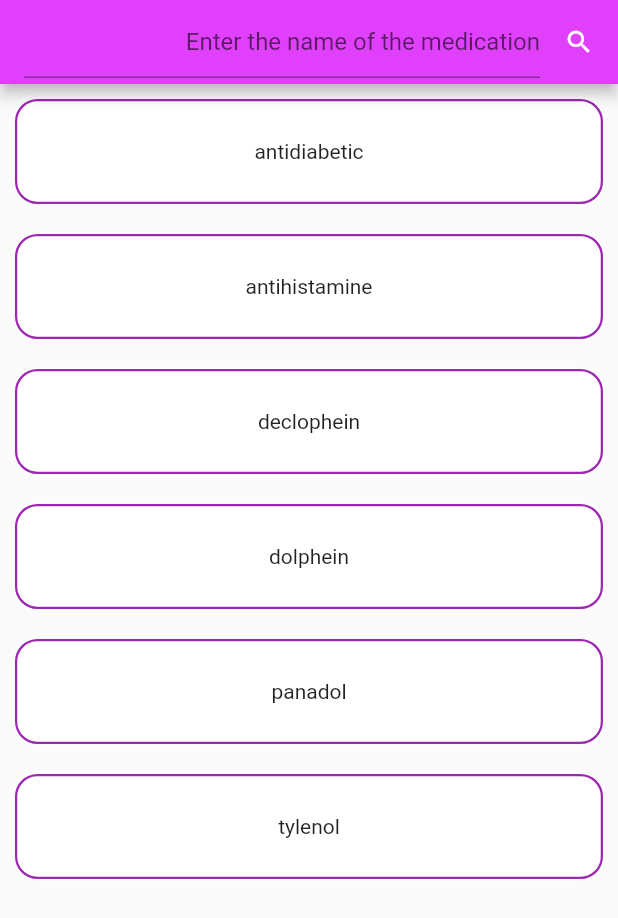
After one commit to mohamedelshamy6/Mini_Clinic_App, a Flutter app: the CategorySearch screen opened directly, on a phone screen of 412 x 824 dp. The commit adds this screen. Shown: the top 918 px of the screen. Run offline on Flutter 3.47's test engine with Material 2 defaults, Android fonts, the light colour scheme and no system bars; our stand-ins replace cloud_firestore, firebase_auth, firebase_core, firebase_storage, flutter_bloc, flutter_local_notifications and 4 more; accounts and stored records are empty; network calls fail.

Commit message:
23/12/2022 ebrahim { - add search.dart - add search_model.dart }

```diff
--- a/lib/ui/Screens/patient_view.dart
+++ b/lib/ui/Screens/patient_view.dart
@@ -1,6 +1,6 @@
 import 'package:flutter/material.dart';
-import 'package:mini_hospital/models/patients_model.dart';
 import 'package:mini_hospital/style/text_style.dart';
+import 'package:mini_hospital/ui/Screens/search.dart';
 import 'package:mini_hospital/view_models/single_patient_view_model.dart';
 import 'package:provider/provider.dart';
 
@@ -16,10 +16,10 @@
     final viewModel = context.read<SinglePatientViewModel>();
     final singlePatient = viewModel.singlePatient;
     return Scaffold(
+      backgroundColor: Colors.greenAccent,
       appBar: AppBar(
         iconTheme: const IconThemeData(color: Colors.black),
-        title:  Text("${singlePatient.name}"),
-
+        title: Text("${singlePatient.name}"),
         actions: [
           IconButton(
               onPressed: () {
@@ -28,7 +28,14 @@
                   return const HistoryView();
                 }));
               },
-              icon: const Icon(Icons.history))
+              icon: const Icon(Icons.history)), IconButton(
+              onPressed: () {
+                Navigator.of(context)
+                    .push(MaterialPageRoute(builder: (context) {
+                  return const CategorySearch();
+                }));
+              },
+              icon: const Icon(Icons.search)),
         ],
       ),
       body: Padding(
@@ -53,11 +60,11 @@
                       width: 2,
                     )),
                 padding: const EdgeInsets.all(5),
-                child: const Text(
-                    style: AppTextStyles.w700,
-                    'I have bla bla bla bla bla bla bla bla bla bla bla bla  bla bla bla bla bla bla bla bla bla bla bla bla '),
+                child: Text(
+                    style: AppTextStyles.w700, '${singlePatient.description}'),
               ),
             ),
+            const SizedBox(height: 30),
             Container(
               height: MediaQueryHelper.sizeFromHeight(context, 5),
               width: MediaQueryHelper.sizeFromWidth(context, 1),
@@ -94,7 +101,7 @@
             ),
             Padding(
               padding: const EdgeInsets.only(bottom: 10),
-              child: Container(
+              child: SizedBox(
                 width: MediaQuery.of(context).size.width,
                 child: addpres.isEmpty
                     ? const Padding(
@@ -119,7 +126,7 @@
                                 width: 2,
                               )),
                           padding: const EdgeInsets.all(5),
-                          child: Text('${addpres.last}',
+                          child: Text(addpres.last,
                               style: AppTextStyles.w700),
                         ),
                       ),
@@ -188,7 +195,7 @@
                 print(addpres);
               },
               child: const Text(
-                "Save",
+                "Submit",
                 style: AppTextStyles.w700,
               ),
             ),
@@ -214,3 +221,15 @@
 }
 
 List<String> addpres = [];
+List<List> medicines = [
+  ['name', "url"],
+  ['name', "url"],
+  ['name', "url"],
+  ['name', "url"],
+  ['name', "url"],
+  ['name', "url"],
+  ['name', "url"],
+  ['name', "url"],
+  ['name', "url"],
+  ['name', "url"],
+];
--- /dev/null
+++ b/lib/ui/Screens/search.dart
@@ -0,0 +1,270 @@
+import 'package:cloud_firestore/cloud_firestore.dart';
+import 'package:flutter/material.dart';
+import 'package:flutter/widgets.dart';
+
+import '../../models/search_model.dart';
+import '../../style/colors.dart';
+import '../../style/text_style.dart';
+import 'chats/widgets/online_img.dart';
+
+
+class CategorySearch extends StatefulWidget {
+  const CategorySearch({Key? key}) : super(key: key);
+
+  @override
+  State<CategorySearch> createState() => _CategorySearchState();
+}
+
+class _CategorySearchState extends State<CategorySearch> {
+  String? dropdownValue;
+ // List<SearchModel> searchList = <SearchModel>[];
+
+  // List<SearchModel> searchList2 = <SearchModel>[];
+
+  TextEditingController searchController = TextEditingController();
+  String? filter = '';
+
+  // var undropValue = 'null';
+  bool hasData = true;
+
+  @override
+  void initState() {
+    //getBook();
+    searchController.addListener(() {
+      filter = searchController.text;
+      bool foundData = false;
+      medicines.forEach((element) {
+        if (element.name!.contains(filter!)) {
+          hasData = true;
+          foundData = true;
+        }
+      });
+
+      if (foundData == false) {
+        hasData = false;
+      }
+
+      setState(() {});
+    });
+
+    super.initState();
+  }
+
+  ///i don't need get mediciness from list because it already locally defined
+
+  // getBook() async {
+  //   // QuerySnapshot querySnapshot =
+  //   // await FirebaseFirestore.instance.collection('books').get();
+  //
+  //   // for (var doc in querySnapshot.docs) {
+  //   //   searchList.add(SearchModel(
+  //   //
+  //   //     name: doc['bookname'],
+  //   //     imageurl: doc['imageurl'],
+  //   //
+  //   //   ));
+  //   // }
+  //   print(searchList);
+  //   setState(() {});
+  // }
+
+  @override
+  Widget build(BuildContext context) {
+    return Scaffold(
+        appBar: AppBar(
+          backgroundColor: Colors.purpleAccent,
+          title: Directionality(
+            textDirection: TextDirection.rtl,
+            child: TextFormField(
+              controller: searchController,
+              decoration: const InputDecoration(
+                hintText: 'Enter the name of the medication',
+                // hintStyle: labelStyle2,
+                icon: Icon(
+                  Icons.search,
+                  color: Colors.white,
+                  size: 20,
+                ),
+              ),
+            ),
+          ),
+          leadingWidth: 1,
+          automaticallyImplyLeading: false,
+
+        ),
+        body: hasData
+            ? ListView.builder(
+          itemCount: medicines.length,
+          itemBuilder: (context, index) {
+            hasData = medicines[index]
+                .name!
+                .toLowerCase()
+                .contains(filter!.toLowerCase());
+
+            return medicines[index]
+                .name!
+                .toLowerCase()
+                .contains(filter!.toLowerCase())
+                ? _buildBookBox(
+              medicines[index],
+            )
+                : Container();
+          },
+        )
+            : Center(
+          child: Column(
+            mainAxisAlignment: MainAxisAlignment.center,
+            children: const [
+              Image(
+                image: AssetImage('assets/booknot.png'), height: 200,),
+              Text("There's no medicine in that name.",
+                //  style: labelStyle2,
+              ),
+            ],
+          ),
+        ));
+  }
+
+  Widget _buildBookBox(SearchModel searchModel) {
+    return Directionality(
+      textDirection: TextDirection.rtl,
+      child: InkWell(
+        onTap: () {
+          Navigator.push(
+              context,
+              MaterialPageRoute(
+                  builder: (context) =>
+                      Container()
+                // BookDetailsSearch(
+                // bookname: searchModel.bookname,
+                // icon: Icons.add,
+                // type: searchModel.type,
+                // image: searchModel.imageurl,
+                // rownum: searchModel.rownum,
+                // colnum: searchModel.columnnum,
+                // authname: searchModel.authorname,
+                // aboutBook: searchModel.aboutBook,
+                // id: searchModel.id)
+              ));
+        },
+        child: Container(
+          height: 70,
+          margin: const EdgeInsets.symmetric(horizontal: 10, vertical: 10),
+          decoration: BoxDecoration(
+            color: Colors.white,
+            boxShadow: [BoxShadow(color: Colors.white, blurRadius: 6)],
+            border: Border.all(color: Colors.purple, width: 1.5),
+            borderRadius: BorderRadius.circular(15),
+          ),
+          child: Center(
+            child: Text(
+              "${searchModel.name}",
+              maxLines: 3,
+              textAlign: TextAlign.center,
+              // style: GoogleFonts.tajawal(
+              //     textStyle: const TextStyle(
+              //       fontSize: 24,
+              //       fontWeight: FontWeight.w600,
+              //       color: gray,
+              //     )),
+            ),
+          ),
+        ),
+      ),
+    );
+  }
+}
+
+class SearchBox extends StatelessWidget {
+  const SearchBox({Key? key}) : super(key: key);
+
+  @override
+  Widget build(BuildContext context) {
+    return ListTile(
+      // onTap: () {
+      //   Navigator.of(context).push(
+      //       MaterialPageRoute(builder: (context) => const ChatScreen()));
+      // },
+      tileColor: AppColor.card,
+      shape: RoundedRectangleBorder(borderRadius: BorderRadius.circular(10)),
+      selectedColor: AppColor.focuscolur,
+     // leading: MyCircleAvatar(image: img, online: isnew),
+    //  title: Text(name, style: AppTextStyles.boldnames),
+      subtitle: Text("msg",
+          maxLines: 1,
+          overflow: TextOverflow.ellipsis,
+          style: AppTextStyles.greytxt),
+      // trailing: Column(
+      //   mainAxisAlignment: MainAxisAlignment.spaceBetween,
+      //   children: [Text(date), isnew ? NewMsg() : SizedBox()],
+      // ),
+    );
+  }
+}
+
+List<SearchModel> medicines = [
+  SearchModel(imageurl: "antidiabetic",
+      name: "antidiabetic"
+  ),
+
+  SearchModel(imageurl: "antihistamine",
+      name: "antihistamine"
+  ),
+
+  SearchModel(imageurl: "declophein",
+      name: "declophein"
+  ),
+  SearchModel(imageurl: "dolphein",
+      name: "dolphein"
+  ),
+  SearchModel(imageurl: "panadol",
+      name: "panadol"
+  ),
+  SearchModel(imageurl: "tylenol",
+      name: "tylenol"
+  ),
+
+];
+
+
+/*
+[ range age,   n ,     dimeter ,     mm, main area ]
+[ 10-20,       30 ,      20 ,        32,       30   ] 1
+[ 10-20,       30 ,      20 ,        32,       30   ] 2
+[ 10-20,       30 ,      20 ,        32,       30   ]
+[ 10-20,       30 ,      20 ,        32,       30   ]
+[ 10-20,       30 ,      20 ,        32,       30   ]
+[ 10-20,       30 ,      20 ,        32,       30   ]
+[ 10-20,       30 ,      20 ,        32,       30   ]
+[ 10-20,       30 ,      20 ,        32,       30   ]
+[ 10-20,       30 ,      20 ,        32,       30   ]
+[ 10-20,       30 ,      20 ,        32,       30   ]
+
+*/
+// List eye = [];
+
+
+// Map eyes = {
+//   "first": {
+//     "range": [20, 21, 22, 23],
+//     "n": 30,
+//     "dimeter": 55,
+//     "mm": 40,
+//     "main area": 20.1
+//   },
+//   "second": {
+//     "range": [20, 21, 22, 23],
+//     "n": 30,
+//     "dimeter": 55,
+//     "mm": 40,
+//     "main area": 20.1
+//   },
+//   "third": {
+//     "range": [20, 21, 22, 23],
+//     "n": 30,
+//     "dimeter": 55,
+//     "mm": 40,
+//     "main area": 20.1
+//   },
+//
+// };
--- a/lib/ui/Screens/splash_screen.dart
+++ b/lib/ui/Screens/splash_screen.dart
@@ -4,10 +4,11 @@
 import 'package:flutter/material.dart';
 import 'package:lottie/lottie.dart';
 import 'package:mini_hospital/services/notification_services.dart';
-import 'package:mini_hospital/ui/Screens/home_screen.dart';
 import 'package:mini_hospital/ui/Screens/login.dart';
 import 'package:mini_hospital/view_models/patients_view_model.dart';
 import 'package:provider/provider.dart';
+
+import '../layout.dart';
 
 class SplashScreen extends StatefulWidget {
   const SplashScreen({Key? key}) : super(key: key);
@@ -31,7 +32,7 @@
           MaterialPageRoute(
             builder: (context) => FirebaseAuth.instance.currentUser == null
                 ? const Login()
-                : const HomeScreen(),
+                :  LayoutScreen(),
           ));
     });
     super.initState();
--- a/lib/ui/widgets/custom_button.dart
+++ b/lib/ui/widgets/custom_button.dart
@@ -3,6 +3,7 @@
 import 'package:flutter/material.dart';
 
 import '../Screens/home_screen.dart';
+import '../layout.dart';
 
 class CustomLoginButton extends StatelessWidget {
    CustomLoginButton({
@@ -42,7 +43,7 @@
                 Navigator.pushReplacement(
                     context,
                     MaterialPageRoute(
-                      builder: (context) => const HomeScreen(),
+                      builder: (context) =>  LayoutScreen(),
                     ));
               });
 
--- a/lib/ui/widgets/google_login_custom_button.dart
+++ b/lib/ui/widgets/google_login_custom_button.dart
@@ -29,7 +29,7 @@
             signInWithGoogle().then((value) => Navigator.pushReplacement(
                 context,
                 MaterialPageRoute(
-                  builder: (context) => const HomeScreen(),
+                  builder: (context) =>  HomeScreen(),
                 )));
           },
           child: Row(
```
Also changed, not shown: lib/ui/Screens/chats/screens/recent_chats.dart (+37 -36 lines), lib/ui/Screens/home_screen.dart (+36 -2 lines), lib/ui/layout.dart (added, +67 -0 lines), images/antidiabetic.jpg (added), images/antihistamine.jpg (added), images/declophein.jpg (added), images/dolphein.jpg (added), images/panadol.jpg (added), images/tylenol.jpg (added).
